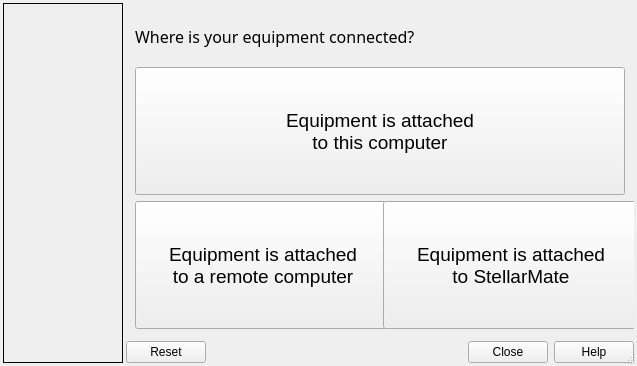
KDE/kstars, file kstars/ekos/profilewizard.ui: the form before one commit.
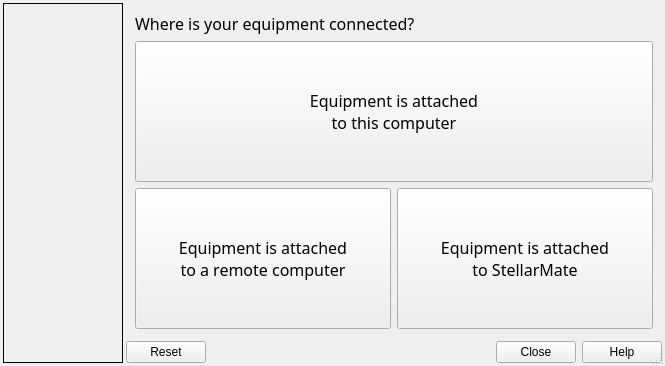
The form after the commit. The open tabs and pages were chosen to show the change. Icons and pictures are not drawn.

Commit message: Fix few profile wizard GUI issues

Patch:
```diff
--- a/kstars/ekos/profilewizard.ui
+++ b/kstars/ekos/profilewizard.ui
@@ -6,7 +6,7 @@
    <rect>
     <x>0</x>
     <y>0</y>
-    <width>637</width>
+    <width>665</width>
     <height>366</height>
    </rect>
   </property>
@@ -338,15 +338,16 @@
          </item>
          <item>
           <widget class="QPushButton" name="localEquipmentB">
-           <property name="minimumSize">
-            <size>
-             <width>256</width>
-             <height>128</height>
-            </size>
+           <property name="sizePolicy">
+            <sizepolicy hsizetype="MinimumExpanding" vsizetype="MinimumExpanding">
+             <horstretch>0</horstretch>
+             <verstretch>0</verstretch>
+            </sizepolicy>
            </property>
            <property name="font">
             <font>
-             <pointsize>14</pointsize>
+             <family>Arial Black</family>
+             <pointsize>12</pointsize>
             </font>
            </property>
            <property name="focusPolicy">
@@ -381,15 +382,16 @@
           <layout class="QHBoxLayout" name="horizontalLayout_11">
            <item>
             <widget class="QPushButton" name="remoteEquipmentB">
-             <property name="minimumSize">
-              <size>
-               <width>256</width>
-               <height>128</height>
-              </size>
+             <property name="sizePolicy">
+              <sizepolicy hsizetype="MinimumExpanding" vsizetype="MinimumExpanding">
+               <horstretch>0</horstretch>
+               <verstretch>0</verstretch>
+              </sizepolicy>
              </property>
              <property name="font">
               <font>
-               <pointsize>14</pointsize>
+               <family>Arial Black</family>
+               <pointsize>12</pointsize>
               </font>
              </property>
              <property name="focusPolicy">
@@ -416,20 +418,26 @@
            </item>
            <item>
             <widget class="QPushButton" name="stellarMateEquipmentB">
-             <property name="minimumSize">
-              <size>
-               <width>256</width>
-               <height>128</height>
-              </size>
+             <property name="sizePolicy">
+              <sizepolicy hsizetype="MinimumExpanding" vsizetype="MinimumExpanding">
+               <horstretch>0</horstretch>
+               <verstretch>0</verstretch>
+              </sizepolicy>
              </property>
              <property name="font">
               <font>
-               <pointsize>14</pointsize>
+               <family>Arial Black</family>
+               <pointsize>12</pointsize>
+               <weight>50</weight>
+               <bold>false</bold>
               </font>
              </property>
              <property name="focusPolicy">
               <enum>Qt::ClickFocus</enum>
              </property>
+             <property name="styleSheet">
+              <string notr="true"/>
+             </property>
              <property name="text">
               <string>Equipment is attached
 to StellarMate</string>
@@ -447,6 +455,12 @@
              <property name="autoDefault">
               <bool>false</bool>
              </property>
+             <property name="default">
+              <bool>false</bool>
+             </property>
+             <property name="flat">
+              <bool>false</bool>
+             </property>
             </widget>
            </item>
           </layout>
```
Left out of the diff: 13 changed lines with no effect on the pictures.
